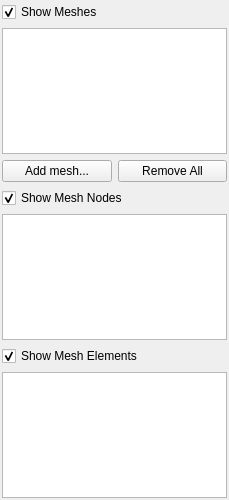
First picture: the form in DataView/MshTabWidgetBase.ui, repository ufz/ogs, before the edit.
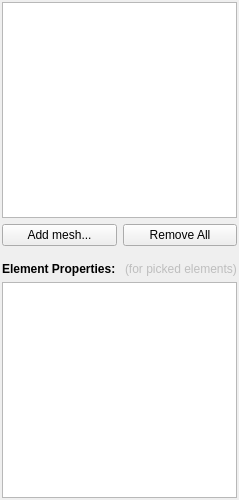
Second picture: the form after the edit. Custom widgets are drawn as their Qt base class.

What changed in the file:
```diff
--- a/DataView/MshTabWidgetBase.ui
+++ b/DataView/MshTabWidgetBase.ui
@@ -6,7 +6,7 @@
    <rect>
     <x>0</x>
     <y>0</y>
-    <width>229</width>
+    <width>227</width>
     <height>500</height>
    </rect>
   </property>
@@ -17,19 +17,6 @@
    <property name="margin">
     <number>2</number>
    </property>
-   <item>
-    <widget class="QCheckBox" name="showMeshesCheckBox">
-     <property name="toolTip">
-      <string>Shows / hides mesh objects in the graphics views</string>
-     </property>
-     <property name="text">
-      <string>Show Meshes</string>
-     </property>
-     <property name="checked">
-      <bool>true</bool>
-     </property>
-    </widget>
-   </item>
    <item>
     <widget class="DataView" name="treeView"/>
    </item>
@@ -52,34 +39,35 @@
     </layout>
    </item>
    <item>
-    <widget class="QCheckBox" name="showMeshNodesCheckBox">
-     <property name="toolTip">
-      <string>Shows / hides mesh node objects in the graphics views</string>
+    <layout class="QHBoxLayout" name="horizontalLayout_2">
+     <property name="topMargin">
+      <number>10</number>
      </property>
+     <item>
+      <widget class="QLabel" name="label">
+       <property name="font">
+        <font>
+         <weight>75</weight>
+         <bold>true</bold>
+        </font>
+       </property>
      <property name="text">
-      <string>Show Mesh Nodes</string>
-     </property>
-     <property name="checked">
-      <bool>true</bool>
-     </property>
+        <string>Element Properties: </string>
+       </property>
     </widget>
    </item>
    <item>
-    <widget class="DataView" name="mshNodeTableView"/>
-   </item>
-   <item>
-    <widget class="QCheckBox" name="showMeshElementsCheckBox">
-     <property name="toolTip">
-      <string>Shows / hides mesh element objects in the graphics views</string>
+      <widget class="QLabel" name="label_2">
+       <property name="enabled">
+        <bool>false</bool>
      </property>
      <property name="text">
-      <string>Show Mesh Elements</string>
-     </property>
-     <property name="checked">
-      <bool>true</bool>
-     </property>
-    </widget>
-   </item>
+        <string>(for picked elements)</string>
+       </property>
+      </widget>
+     </item>
+    </layout>
+   </item>
    <item>
     <widget class="DataView" name="mshElemTableView"/>
    </item>
```
Left out of the diff: 2 changed lines with no effect on the pictures. Lines whose indentation alone changed are shown as unchanged.
